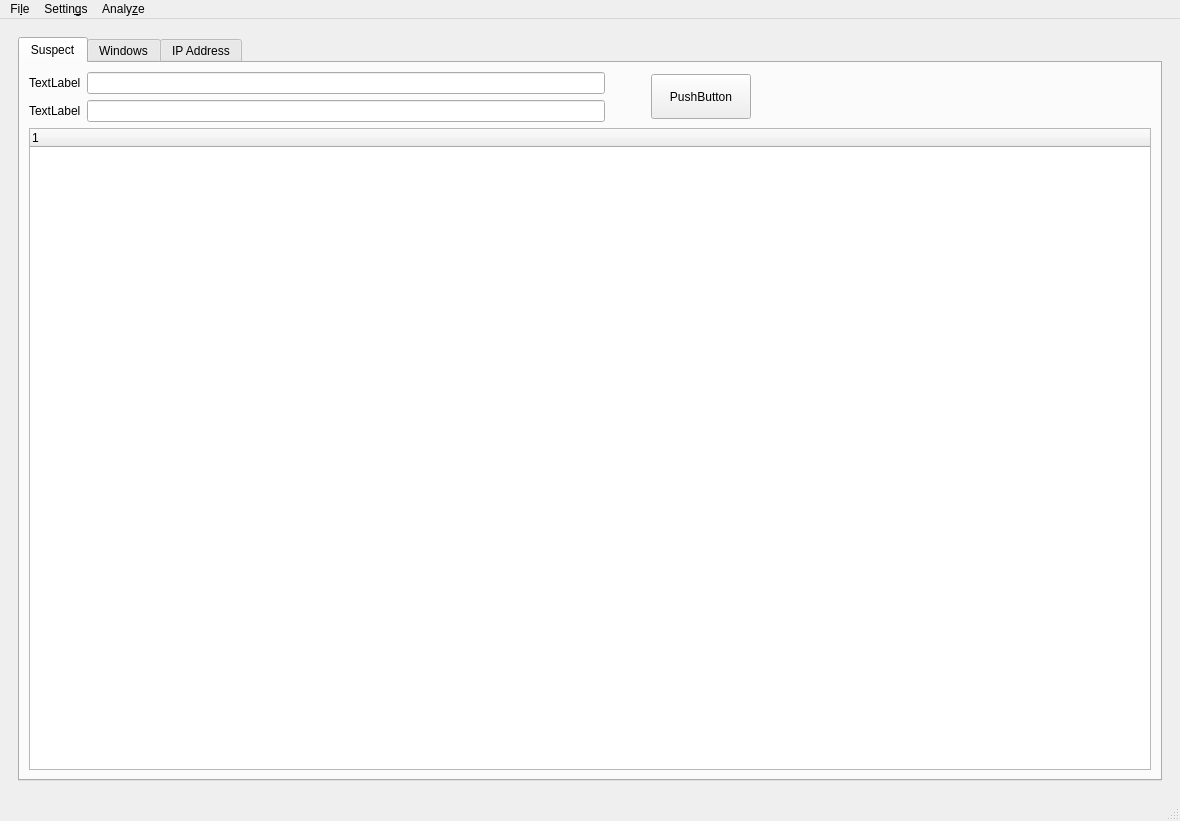
The window that lupv/Resources/ui/main_window.ui (azzamsa/lupv) describes before a commit, drawn with Qt 5.
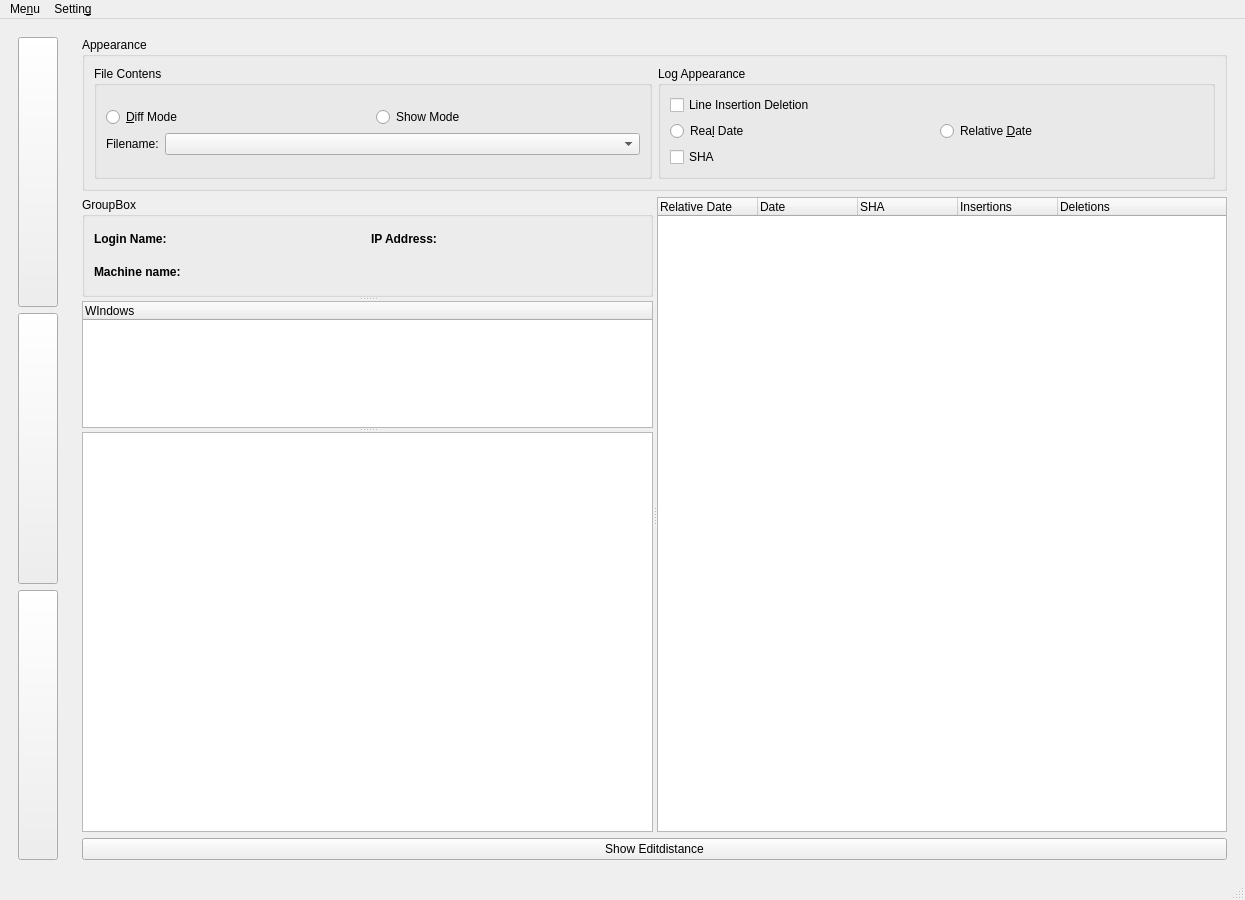
The same window after the commit. The open tabs and pages were chosen to show the change. Icons and pictures are not drawn.

Commit message: Migrate to loadUi and sidebar layout

The edit to the form file:
```diff
--- a/lupv/Resources/ui/main_window.ui
+++ b/lupv/Resources/ui/main_window.ui
@@ -6,35 +6,156 @@
    <rect>
     <x>0</x>
     <y>0</y>
-    <width>1180</width>
-    <height>821</height>
+    <width>1245</width>
+    <height>900</height>
    </rect>
   </property>
   <property name="windowTitle">
-   <string>Lupv</string>
+   <string>MainWindow</string>
   </property>
   <widget class="QWidget" name="centralwidget">
+   <layout class="QHBoxLayout" name="horizontalLayout_2">
+    <item>
    <layout class="QHBoxLayout" name="horizontalLayout">
     <item>
-     <widget class="QStackedWidget" name="stackedWidget">
-      <property name="currentIndex">
-       <number>2</number>
-      </property>
-      <widget class="QWidget" name="page">
+       <widget class="QWidget" name="widget" native="true">
        <layout class="QVBoxLayout" name="verticalLayout_2">
         <item>
          <layout class="QVBoxLayout" name="verticalLayout">
           <item>
+            <widget class="QPushButton" name="page1_btn">
+             <property name="sizePolicy">
+              <sizepolicy hsizetype="Maximum" vsizetype="Expanding">
+               <horstretch>0</horstretch>
+               <verstretch>0</verstretch>
+              </sizepolicy>
+             </property>
+             <property name="minimumSize">
+              <size>
+               <width>0</width>
+               <height>50</height>
+              </size>
+             </property>
+             <property name="text">
+              <string/>
+             </property>
+             <property name="icon">
+              <iconset>
+               <normaloff>../img/lup.svg</normaloff>../img/lup.svg</iconset>
+             </property>
+             <property name="iconSize">
+              <size>
+               <width>64</width>
+               <height>64</height>
+              </size>
+             </property>
+            </widget>
+           </item>
+           <item>
+            <widget class="QPushButton" name="page2_btn">
+             <property name="sizePolicy">
+              <sizepolicy hsizetype="Minimum" vsizetype="Expanding">
+               <horstretch>0</horstretch>
+               <verstretch>0</verstretch>
+              </sizepolicy>
+             </property>
+             <property name="minimumSize">
+              <size>
+               <width>0</width>
+               <height>50</height>
+              </size>
+             </property>
+             <property name="text">
+              <string/>
+             </property>
+             <property name="icon">
+              <iconset>
+               <normaloff>../img/history.svg</normaloff>../img/history.svg</iconset>
+             </property>
+             <property name="iconSize">
+              <size>
+               <width>64</width>
+               <height>64</height>
+              </size>
+             </property>
+            </widget>
+           </item>
+           <item>
+            <widget class="QPushButton" name="page3_btn">
+             <property name="sizePolicy">
+              <sizepolicy hsizetype="Minimum" vsizetype="Expanding">
+               <horstretch>0</horstretch>
+               <verstretch>0</verstretch>
+              </sizepolicy>
+             </property>
+             <property name="minimumSize">
+              <size>
+               <width>0</width>
+               <height>50</height>
+              </size>
+             </property>
+             <property name="text">
+              <string/>
+             </property>
+             <property name="icon">
+              <iconset>
+               <normaloff>../img/search.svg</normaloff>../img/search.svg</iconset>
+             </property>
+             <property name="iconSize">
+              <size>
+               <width>64</width>
+               <height>56</height>
+              </size>
+             </property>
+            </widget>
+           </item>
+          </layout>
+         </item>
+        </layout>
+       </widget>
+      </item>
+      <item>
+       <widget class="QStackedWidget" name="stackedWidget">
+        <property name="currentIndex">
+         <number>2</number>
+        </property>
+        <widget class="QWidget" name="page">
+         <layout class="QVBoxLayout" name="verticalLayout_3">
+          <item>
+           <widget class="QGroupBox" name="groupBox_2">
+            <property name="minimumSize">
+             <size>
+              <width>0</width>
+              <height>50</height>
+             </size>
+            </property>
+            <property name="title">
+             <string>Appearance</string>
+            </property>
+            <layout class="QHBoxLayout" name="horizontalLayout_9">
+             <item>
+              <layout class="QHBoxLayout" name="horizontalLayout_8">
+               <item>
+                <widget class="QRadioButton" name="main_reldate_rbtn">
+                 <property name="text">
+                  <string>Re&amp;lative Date</string>
+                 </property>
+                </widget>
+               </item>
+               <item>
+                <widget class="QRadioButton" name="main_realdate_rbtn">
+                 <property name="text">
+                  <string>Real &amp;Date</string>
+                 </property>
+                </widget>
+               </item>
+              </layout>
+             </item>
+            </layout>
+           </widget>
+          </item>
+          <item>
            <widget class="QTableWidget" name="main_table">
-            <property name="sortingEnabled">
-             <bool>true</bool>
-            </property>
-            <attribute name="horizontalHeaderStretchLastSection">
-             <bool>true</bool>
-            </attribute>
-            <attribute name="verticalHeaderStretchLastSection">
-             <bool>false</bool>
-            </attribute>
             <column>
              <property name="text">
               <string>Name</string>
@@ -42,7 +163,7 @@
             </column>
             <column>
              <property name="text">
-              <string>NIM</string>
+              <string>Nim</string>
              </property>
             </column>
             <column>
@@ -68,150 +189,268 @@
            </widget>
           </item>
          </layout>
-        </item>
-       </layout>
-      </widget>
-      <widget class="QWidget" name="page_2">
+        </widget>
+        <widget class="QWidget" name="page_3">
        <layout class="QGridLayout" name="gridLayout">
-        <item row="1" column="0">
-         <layout class="QHBoxLayout" name="horizontalLayout_2">
-          <item>
-           <spacer name="horizontalSpacer">
-            <property name="orientation">
-             <enum>Qt::Horizontal</enum>
-            </property>
-            <property name="sizeHint" stdset="0">
-             <size>
-              <width>40</width>
-              <height>20</height>
-             </size>
-            </property>
-           </spacer>
-          </item>
-          <item>
-           <widget class="QPushButton" name="to_mainview_btn">
-            <property name="minimumSize">
-             <size>
-              <width>100</width>
-              <height>0</height>
-             </size>
-            </property>
-            <property name="text">
-             <string>OK</string>
-            </property>
-           </widget>
-          </item>
-         </layout>
-        </item>
         <item row="0" column="0">
-         <widget class="QSplitter" name="log_splitter">
+           <widget class="QGroupBox" name="groupBox_3">
+            <property name="sizePolicy">
+             <sizepolicy hsizetype="Preferred" vsizetype="Maximum">
+              <horstretch>0</horstretch>
+              <verstretch>0</verstretch>
+             </sizepolicy>
+            </property>
+            <property name="title">
+             <string>Appearance</string>
+            </property>
+            <layout class="QVBoxLayout" name="verticalLayout_17">
+             <item>
+              <layout class="QHBoxLayout" name="horizontalLayout_7">
+               <item>
+                <widget class="QGroupBox" name="groupBox_5">
+                 <property name="title">
+                  <string>File Contens</string>
+                 </property>
+                 <layout class="QVBoxLayout" name="verticalLayout_15">
+                  <item>
+                   <layout class="QVBoxLayout" name="verticalLayout_14">
+                    <item>
+                     <layout class="QHBoxLayout" name="horizontalLayout_3">
+                      <item>
+                       <widget class="QRadioButton" name="diff_mode_rbtn">
+                        <property name="text">
+                         <string>&amp;Diff Mode</string>
+                        </property>
+                       </widget>
+                      </item>
+                      <item>
+                       <widget class="QRadioButton" name="show_mode_rbtn">
+                        <property name="text">
+                         <string>Show Mode</string>
+                        </property>
+                       </widget>
+                      </item>
+                     </layout>
+                    </item>
+                    <item>
+                     <layout class="QHBoxLayout" name="horizontalLayout_15">
+                      <item>
+                       <widget class="QLabel" name="label_4">
+                        <property name="text">
+                         <string>Filename:</string>
+                        </property>
+                       </widget>
+                      </item>
+                      <item>
+                       <widget class="QComboBox" name="filename_combo">
+                        <property name="sizePolicy">
+                         <sizepolicy hsizetype="MinimumExpanding" vsizetype="Fixed">
+                          <horstretch>0</horstretch>
+                          <verstretch>0</verstretch>
+                         </sizepolicy>
+                        </property>
+                       </widget>
+                      </item>
+                     </layout>
+                    </item>
+                   </layout>
+                  </item>
+                 </layout>
+                </widget>
+               </item>
+               <item>
+                <widget class="QGroupBox" name="log_appearance_box">
+                 <property name="sizePolicy">
+                  <sizepolicy hsizetype="MinimumExpanding" vsizetype="Preferred">
+                   <horstretch>0</horstretch>
+                   <verstretch>0</verstretch>
+                  </sizepolicy>
+                 </property>
+                 <property name="title">
+                  <string>Log Appearance</string>
+                 </property>
+                 <property name="checkable">
+                  <bool>false</bool>
+                 </property>
+                 <layout class="QVBoxLayout" name="verticalLayout_16">
+                  <item>
+                   <layout class="QVBoxLayout" name="verticalLayout_4">
+                    <item>
+                     <widget class="QCheckBox" name="stats_check">
+                      <property name="text">
+                       <string>Line Insertion Deletion</string>
+                      </property>
+                     </widget>
+                    </item>
+                    <item>
+                     <layout class="QHBoxLayout" name="horizontalLayout_10">
+                      <item>
+                       <widget class="QRadioButton" name="log_realdate_rbtn">
+                        <property name="text">
+                         <string>Rea&amp;l Date</string>
+                        </property>
+                       </widget>
+                      </item>
+                      <item>
+                       <widget class="QRadioButton" name="log_reldate_rbtn">
+                        <property name="text">
+                         <string>Relative &amp;Date</string>
+                        </property>
+                       </widget>
+                      </item>
+                     </layout>
+                    </item>
+                    <item>
+                     <widget class="QCheckBox" name="sha_check">
+                      <property name="text">
+                       <string>SHA</string>
+                      </property>
+                     </widget>
+                    </item>
+                   </layout>
+                  </item>
+                 </layout>
+                </widget>
+               </item>
+              </layout>
+             </item>
+            </layout>
+           </widget>
+          </item>
+          <item row="1" column="0">
+           <widget class="QSplitter" name="splitter_2">
           <property name="orientation">
            <enum>Qt::Horizontal</enum>
           </property>
-          <widget class="QSplitter" name="activity_splitter">
+            <widget class="QSplitter" name="splitter">
            <property name="orientation">
             <enum>Qt::Vertical</enum>
            </property>
            <widget class="QGroupBox" name="groupBox">
             <property name="minimumSize">
              <size>
-              <width>200</width>
+                <width>0</width>
+                <height>100</height>
+               </size>
+              </property>
+              <property name="maximumSize">
+               <size>
+                <width>16777215</width>
               <height>100</height>
              </size>
             </property>
             <property name="title">
-             <string>Activity Info</string>
-            </property>
+               <string>GroupBox</string>
+              </property>
+              <layout class="QHBoxLayout" name="horizontalLayout_14">
+               <item>
+                <layout class="QHBoxLayout" name="horizontalLayout_13">
+                 <item>
+                  <layout class="QHBoxLayout" name="horizontalLayout_11">
+                   <item>
+                    <layout class="QVBoxLayout" name="verticalLayout_19">
+                     <item>
+                      <widget class="QLabel" name="name_const_lbl">
+                       <property name="text">
+                        <string>&lt;html&gt;&lt;head/&gt;&lt;body&gt;&lt;p&gt;&lt;span style=&quot; font-weight:600;&quot;&gt;Login Name:&lt;/span&gt;&lt;/p&gt;&lt;/body&gt;&lt;/html&gt;</string>
+                       </property>
+                      </widget>
+                     </item>
+                     <item>
             <widget class="QLabel" name="machine_const_lbl">
-             <property name="geometry">
-              <rect>
-               <x>10</x>
-               <y>60</y>
-               <width>71</width>
-               <height>16</height>
-              </rect>
-             </property>
              <property name="text">
-              <string>&lt;html&gt;&lt;head/&gt;&lt;body&gt;&lt;p&gt;&lt;span style=&quot; font-weight:600;&quot;&gt;Machine:&lt;/span&gt;&lt;/p&gt;&lt;/body&gt;&lt;/html&gt;</string>
-             </property>
-            </widget>
+                        <string>&lt;html&gt;&lt;head/&gt;&lt;body&gt;&lt;p&gt;&lt;span style=&quot; font-weight:600;&quot;&gt;Machine name:&lt;/span&gt;&lt;/p&gt;&lt;/body&gt;&lt;/html&gt;</string>
+                       </property>
+                      </widget>
+                     </item>
+                    </layout>
+                   </item>
+                   <item>
+                    <layout class="QVBoxLayout" name="verticalLayout_18">
+                     <item>
             <widget class="QLabel" name="name_lbl">
-             <property name="geometry">
-              <rect>
-               <x>80</x>
-               <y>30</y>
-               <width>101</width>
-               <height>16</height>
-              </rect>
-             </property>
              <property name="text">
               <string/>
              </property>
             </widget>
+                     </item>
+                     <item>
             <widget class="QLabel" name="machine_lbl">
-             <property name="geometry">
-              <rect>
-               <x>80</x>
-               <y>60</y>
-               <width>101</width>
-               <height>16</height>
-              </rect>
-             </property>
              <property name="text">
               <string/>
              </property>
             </widget>
+                     </item>
+                    </layout>
+                   </item>
+                  </layout>
+                 </item>
+                 <item>
+                  <layout class="QHBoxLayout" name="horizontalLayout_12">
+                   <item>
+                    <layout class="QVBoxLayout" name="verticalLayout_20">
+                     <item>
             <widget class="QLabel" name="ip_const_lbl">
-             <property name="geometry">
-              <rect>
-               <x>190</x>
-               <y>30</y>
-               <width>91</width>
-               <height>16</height>
-              </rect>
-             </property>
              <property name="text">
               <string>&lt;html&gt;&lt;head/&gt;&lt;body&gt;&lt;p&gt;&lt;span style=&quot; font-weight:600;&quot;&gt;IP Address:&lt;/span&gt;&lt;/p&gt;&lt;/body&gt;&lt;/html&gt;</string>
              </property>
             </widget>
+                     </item>
+                     <item>
+                      <widget class="QLabel" name="label_10">
+                       <property name="text">
+                        <string/>
+                       </property>
+                      </widget>
+                     </item>
+                    </layout>
+                   </item>
+                   <item>
+                    <layout class="QVBoxLayout" name="verticalLayout_21">
+                     <item>
             <widget class="QLabel" name="ip_lbl">
-             <property name="geometry">
-              <rect>
-               <x>290</x>
-               <y>30</y>
-               <width>101</width>
-               <height>16</height>
-              </rect>
-             </property>
              <property name="text">
               <string/>
              </property>
             </widget>
-            <widget class="QLabel" name="name_const_lbl">
-             <property name="geometry">
-              <rect>
-               <x>10</x>
-               <y>30</y>
-               <width>59</width>
-               <height>14</height>
-              </rect>
-             </property>
+                     </item>
+                     <item>
+                      <widget class="QLabel" name="label_11">
              <property name="text">
-              <string>&lt;html&gt;&lt;head/&gt;&lt;body&gt;&lt;p&gt;&lt;span style=&quot; font-weight:600;&quot;&gt;Name:&lt;/span&gt;&lt;/p&gt;&lt;/body&gt;&lt;/html&gt;</string>
-             </property>
-            </widget>
+                        <string/>
+                       </property>
+                      </widget>
+                     </item>
+                    </layout>
+                   </item>
+                  </layout>
+                 </item>
+                </layout>
+               </item>
+              </layout>
            </widget>
            <widget class="QTreeWidget" name="windows_tree">
-            <column>
-             <property name="text">
-              <string notr="true">Windows</string>
-             </property>
-            </column>
-           </widget>
-           <widget class="QTreeWidget" name="file_tree">
+              <property name="sizePolicy">
+               <sizepolicy hsizetype="Expanding" vsizetype="Preferred">
+                <horstretch>0</horstretch>
+                <verstretch>0</verstretch>
+               </sizepolicy>
+              </property>
+              <property name="minimumSize">
+               <size>
+                <width>0</width>
+                <height>100</height>
+               </size>
+              </property>
+              <property name="maximumSize">
+               <size>
+                <width>16777215</width>
+                <height>16777215</height>
+               </size>
+              </property>
             <column>
              <property name="text">
-              <string notr="true">Files</string>
+                <string notr="true">WIndows</string>
              </property>
             </column>
            </widget>
@@ -225,17 +464,14 @@
            </widget>
           </widget>
           <widget class="QTreeWidget" name="log_tree">
-           <property name="sortingEnabled">
-            <bool>true</bool>
-           </property>
            <column>
             <property name="text">
-             <string notr="true">Relative Time</string>
+               <string>Relative Date</string>
             </property>
            </column>
            <column>
             <property name="text">
-             <string>Date Time</string>
+               <string>Date</string>
             </property>
            </column>
            <column>
@@ -245,180 +481,126 @@
            </column>
            <column>
             <property name="text">
-             <string>Line Insertions</string>
+               <string>Insertions</string>
             </property>
            </column>
            <column>
             <property name="text">
-             <string>Line Deletions</string>
+               <string>Deletions</string>
             </property>
            </column>
           </widget>
          </widget>
         </item>
-       </layout>
-      </widget>
-      <widget class="QWidget" name="page_3">
-       <layout class="QVBoxLayout" name="verticalLayout_3">
+          <item row="2" column="0">
+           <widget class="QPushButton" name="show_editdistance_action">
+            <property name="text">
+             <string>Show Editdistance</string>
+            </property>
+           </widget>
+          </item>
+         </layout>
+        </widget>
+        <widget class="QWidget" name="page_4">
+         <layout class="QVBoxLayout" name="verticalLayout_13">
         <item>
          <widget class="QTabWidget" name="tabWidget">
           <property name="currentIndex">
-           <number>2</number>
+             <number>0</number>
           </property>
           <widget class="QWidget" name="tab">
            <attribute name="title">
-            <string>Suspect</string>
-           </attribute>
-           <layout class="QVBoxLayout" name="verticalLayout_6">
+              <string>Suspects</string>
+             </attribute>
+             <layout class="QVBoxLayout" name="verticalLayout_8">
             <item>
-             <layout class="QHBoxLayout" name="horizontalLayout_3">
+               <layout class="QVBoxLayout" name="verticalLayout_7">
+                <item>
+                 <layout class="QHBoxLayout" name="horizontalLayout_5">
               <item>
                <layout class="QHBoxLayout" name="horizontalLayout_4">
                 <item>
-                 <layout class="QVBoxLayout" name="verticalLayout_4">
+                     <layout class="QVBoxLayout" name="verticalLayout_5">
                   <item>
                    <widget class="QLabel" name="label">
                     <property name="text">
-                     <string>TextLabel</string>
+                         <string>Insetions Limit:</string>
                     </property>
                    </widget>
                   </item>
                   <item>
                    <widget class="QLabel" name="label_2">
                     <property name="text">
-                     <string>TextLabel</string>
+                         <string>Filename:</string>
                     </property>
                    </widget>
                   </item>
                  </layout>
                 </item>
                 <item>
-                 <layout class="QVBoxLayout" name="verticalLayout_5">
+                     <layout class="QVBoxLayout" name="verticalLayout_6">
                   <item>
-                   <widget class="QLineEdit" name="lineEdit_2"/>
+                       <widget class="QSpinBox" name="insertion_limit_spin"/>
                   </item>
                   <item>
-                   <widget class="QLineEdit" name="lineEdit"/>
+                       <widget class="QComboBox" name="filename_combo_2"/>
                   </item>
                  </layout>
                 </item>
                </layout>
               </item>
               <item>
-               <spacer name="horizontalSpacer_3">
-                <property name="orientation">
-                 <enum>Qt::Horizontal</enum>
-                </property>
-                <property name="sizeType">
-                 <enum>QSizePolicy::Preferred</enum>
-                </property>
-                <property name="sizeHint" stdset="0">
-                 <size>
-                  <width>40</width>
-                  <height>20</height>
-                 </size>
-                </property>
-               </spacer>
-              </item>
-              <item>
-               <widget class="QPushButton" name="pushButton">
-                <property name="minimumSize">
-                 <size>
-                  <width>100</width>
-                  <height>45</height>
-                 </size>
-                </property>
+                   <widget class="QPushButton" name="analyze_suspects_btn">
                 <property name="text">
-                 <string>PushButton</string>
+                     <string>Analyze Suspects</string>
                 </property>
                </widget>
               </item>
-              <item>
-               <spacer name="horizontalSpacer_2">
-                <property name="orientation">
-                 <enum>Qt::Horizontal</enum>
-                </property>
-                <property name="sizeType">
-                 <enum>QSizePolicy::Preferred</enum>
-                </property>
-                <property name="sizeHint" stdset="0">
-                 <size>
-                  <width>400</width>
-                  <height>20</height>
-                 </size>
-                </property>
-               </spacer>
-              </item>
              </layout>
             </item>
             <item>
-             <widget class="QTreeWidget" name="treeWidget">
+                 <widget class="QTreeWidget" name="suspects_tree">
               <column>
                <property name="text">
-                <string notr="true">1</string>
+                    <string>Suspects</string>
                </property>
               </column>
              </widget>
             </item>
            </layout>
-          </widget>
-          <widget class="QWidget" name="tab_2">
+              </item>
+             </layout>
+            </widget>
+            <widget class="QWidget" name="tab_3">
            <attribute name="title">
             <string>Windows</string>
            </attribute>
-           <layout class="QVBoxLayout" name="verticalLayout_8">
+             <layout class="QVBoxLayout" name="verticalLayout_10">
             <item>
-             <layout class="QHBoxLayout" name="horizontalLayout_5">
+               <layout class="QVBoxLayout" name="verticalLayout_9">
+                <item>
+                 <layout class="QHBoxLayout" name="horizontalLayout_6">
               <item>
                <widget class="QLabel" name="label_3">
                 <property name="text">
-                 <string>TextLabel</string>
+                     <string>Windows Name:</string>
                 </property>
                </widget>
               </item>
               <item>
-               <widget class="QLineEdit" name="lineEdit_3"/>
+                   <widget class="QLineEdit" name="windows_name_widget"/>
               </item>
               <item>
-               <spacer name="horizontalSpacer_4">
-                <property name="orientation">
-                 <enum>Qt::Horizontal</enum>
-                </property>
-                <property name="sizeType">
-                 <enum>QSizePolicy::Preferred</enum>
-                </property>
-                <property name="sizeHint" stdset="0">
-                 <size>
-                  <width>40</width>
-                  <height>20</height>
-                 </size>
-                </property>
-               </spacer>
-              </item>
-              <item>
-               <widget class="QPushButton" name="pushButton_3">
+                   <widget class="QPushButton" name="windows_search_btn">
                 <property name="text">
-                 <string>PushButton</string>
+                     <string>Search</string>
                 </property>
                </widget>
               </item>
-              <item>
-               <spacer name="horizontalSpacer_5">
-                <property name="orientation">
-                 <enum>Qt::Horizontal</enum>
-                </property>
-                <property name="sizeHint" stdset="0">
-                 <size>
-                  <width>40</width>
-                  <height>20</height>
-                 </size>
-                </property>
-               </spacer>
-              </item>
              </layout>
             </item>
             <item>
-             <widget class="QTreeWidget" name="treeWidget_3">
+                 <widget class="QTreeWidget" name="windows_search_tree">
               <column>
                <property name="text">
                 <string notr="true">1</string>
@@ -427,21 +609,25 @@
              </widget>
             </item>
            </layout>
-          </widget>
-          <widget class="QWidget" name="tab_3">
+              </item>
+             </layout>
+            </widget>
+            <widget class="QWidget" name="tab_2">
            <attribute name="title">
             <string>IP Address</string>
            </attribute>
-           <layout class="QVBoxLayout" name="verticalLayout_7">
+             <layout class="QVBoxLayout" name="verticalLayout_12">
             <item>
-             <widget class="QPushButton" name="pushButton_2">
+               <layout class="QVBoxLayout" name="verticalLayout_11">
+                <item>
+                 <widget class="QPushButton" name="group_by_ip_btn">
               <property name="text">
-               <string>PushButton</string>
+                   <string>Group by IP Address</string>
               </property>
              </widget>
             </item>
             <item>
-             <widget class="QTreeWidget" name="treeWidget_2">
+                 <widget class="QTreeWidget" name="group_by_ip_tree">
               <column>
                <property name="text">
                 <string notr="true">1</string>
@@ -450,12 +636,16 @@
              </widget>
             </item>
            </layout>
+              </item>
+             </layout>
           </widget>
          </widget>
         </item>
        </layout>
       </widget>
      </widget>
+      </item>
+     </layout>
     </item>
    </layout>
   </widget>
@@ -464,69 +654,32 @@
     <rect>
      <x>0</x>
      <y>0</y>
-     <width>1180</width>
+     <width>1245</width>
      <height>19</height>
     </rect>
    </property>
-   <widget class="QMenu" name="menuFile">
+   <widget class="QMenu" name="menuMenu">
     <property name="title">
-     <string>Fi&amp;le</string>
+     <string>Me&amp;nu</string>
     </property>
     <addaction name="open_records_action"/>
     <addaction name="quit_action"/>
    </widget>
-   <widget class="QMenu" name="menuSettings">
+   <widget class="QMenu" name="menuSetting">
     <property name="title">
-     <string>Settin&amp;gs</string>
+     <string>Settin&amp;g</string>
     </property>
-    <widget class="QMenu" name="menuDateTime_Format">
+    <widget class="QMenu" name="menuTheme">
      <property name="title">
-      <string>&amp;DateTime Format</string>
+      <string>&amp;Theme</string>
      </property>
-     <addaction name="toggle_relativedate_action"/>
-     <addaction name="toggle_realdate_action"/>
+     <addaction name="light_theme_action"/>
+     <addaction name="dark_theme_action"/>
     </widget>
-    <widget class="QMenu" name="menuThemes">
-     <property name="title">
-      <string>&amp;Themes</string>
-     </property>
-     <addaction name="separator"/>
-     <addaction name="separator"/>
-     <addaction name="toogle_light_action"/>
-     <addaction name="toogle_dark_action"/>
-    </widget>
-    <addaction name="menuThemes"/>
-    <addaction name="menuDateTime_Format"/>
-   </widget>
-   <widget class="QMenu" name="menuAnalyze">
-    <property name="title">
-     <string>Analy&amp;ze</string>
-    </property>
-    <widget class="QMenu" name="menuStatistic">
-     <property name="title">
-      <string>Stat&amp;istic</string>
-     </property>
-     <addaction name="separator"/>
-     <addaction name="separator"/>
-     <addaction name="show_stats_action"/>
-     <addaction name="hide_stats_action"/>
-    </widget>
-    <widget class="QMenu" name="menuSHA">
-     <property name="title">
-      <string>S&amp;HA</string>
-     </property>
-     <addaction name="show_sha_action"/>
-     <addaction name="hide_sha_action"/>
-    </widget>
-    <addaction name="separator"/>
-    <addaction name="analyze_suspect_action"/>
-    <addaction name="show_editdistance_action"/>
-    <addaction name="menuSHA"/>
-    <addaction name="menuStatistic"/>
-   </widget>
-   <addaction name="menuFile"/>
-   <addaction name="menuSettings"/>
-   <addaction name="menuAnalyze"/>
+    <addaction name="menuTheme"/>
+   </widget>
+   <addaction name="menuMenu"/>
+   <addaction name="menuSetting"/>
   </widget>
   <widget class="QStatusBar" name="statusbar"/>
   <action name="open_records_action">
@@ -539,56 +692,16 @@
     <string>&amp;Quit</string>
    </property>
   </action>
-  <action name="toogle_light_action">
+  <action name="light_theme_action">
    <property name="text">
     <string>&amp;Light</string>
    </property>
   </action>
-  <action name="toogle_dark_action">
+  <action name="dark_theme_action">
    <property name="text">
     <string>&amp;Dark</string>
    </property>
   </action>
-  <action name="toggle_relativedate_action">
-   <property name="text">
-    <string>&amp;Relative</string>
-   </property>
-  </action>
-  <action name="toggle_realdate_action">
-   <property name="text">
-    <string>R&amp;eal</string>
-   </property>
-  </action>
-  <action name="show_editdistance_action">
-   <property name="text">
-    <string>&amp;Show Editdistance</string>
-   </property>
-  </action>
-  <action name="show_sha_action">
-   <property name="text">
-    <string>&amp;Show SHA</string>
-   </property>
-  </action>
-  <action name="hide_sha_action">
-   <property name="text">
-    <string>&amp;Hide SHA</string>
-   </property>
-  </action>
-  <action name="show_stats_action">
-   <property name="text">
-    <string>&amp;Show stats</string>
-   </property>
-  </action>
-  <action name="hide_stats_action">
-   <property name="text">
-    <string>&amp;Hide stats</string>
-   </property>
-  </action>
-  <action name="analyze_suspect_action">
-   <property name="text">
-    <string>&amp;Analyze suspect</string>
-   </property>
-  </action>
  </widget>
  <resources/>
  <connections/>
```
Lines whose indentation alone changed are shown as unchanged. The commit also changes 6 other files.
